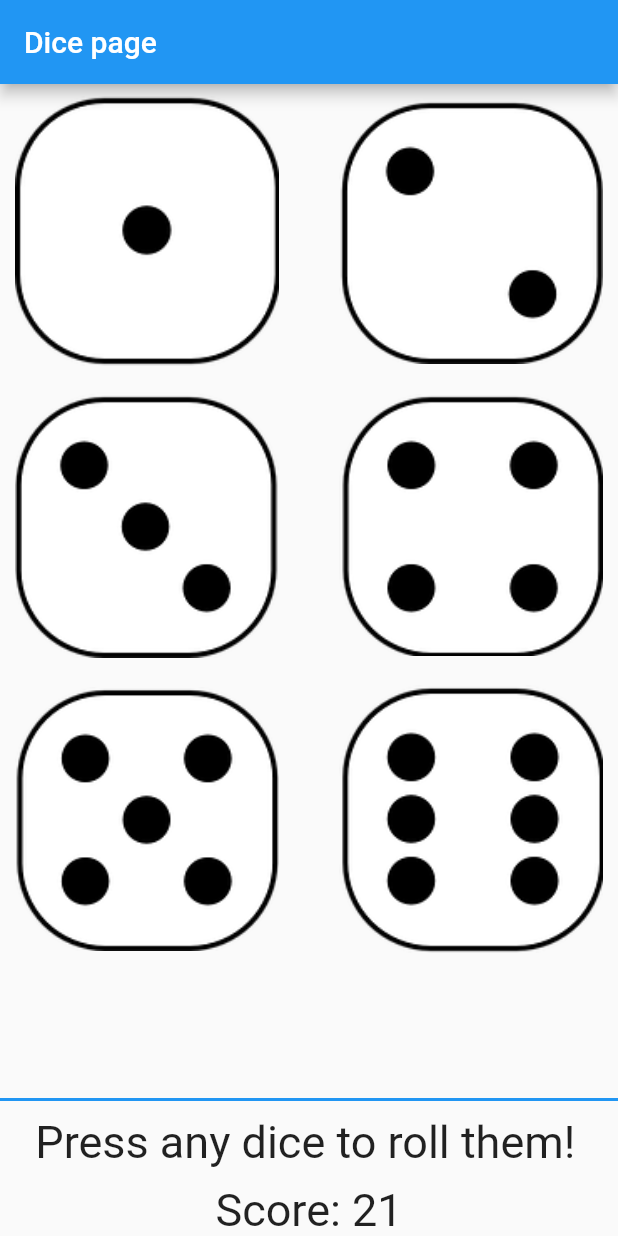
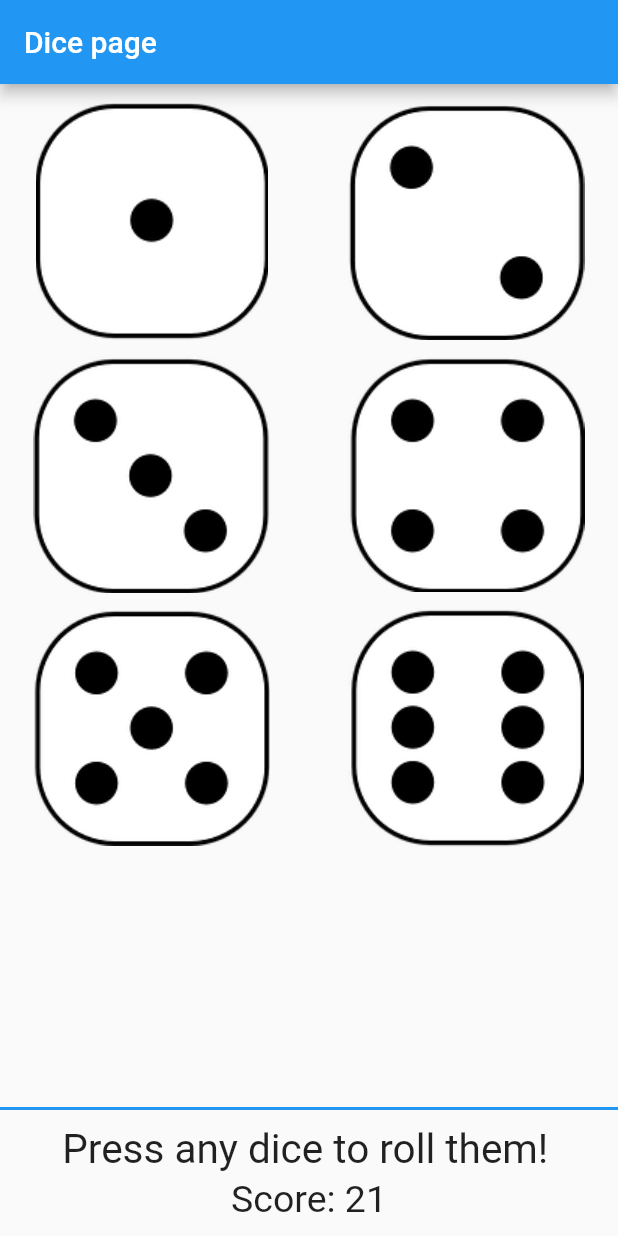
Before and after one commit to LeonardoMolleker/DiceRoller, a Flutter app: the screen it shows after launch, on a phone screen of 412 x 824 dp. Run offline on Flutter 3.47's test engine with Material 2 defaults, Android fonts, the phone set to English and light mode, and no system bars.

Commit message:
Deleted dice class, changed aspect ratios of dices images. Fix update: made paths relatives, added constants and removed unnecesary logi.

```diff
--- a/lib/classes/dice.dart
+++ /dev/null
@@ -1,16 +0,0 @@
-import 'package:flutter/cupertino.dart';
-
-class Dice{
-  static final String _path = "lib/assets/face";
-  static final String _ext = ".png";
-
-  static Widget getFace(int diceValue){
-    return Container(
-      padding: EdgeInsets.only(left: 10.0, right: 10.0),
-      child: Image.asset(
-        _path + diceValue.toString() + _ext,
-        scale: 0.8,
-      ),
-    );
-  }
-}
--- /dev/null
+++ b/lib/const/constants.dart
@@ -0,0 +1,11 @@
+abstract class Constants {
+  static double gridViewPaddingTop = 7.0;
+  static double aspectRatio = 1.2;
+  static int gridViewCrossAxisCount = 2;
+  static double borderSideWidth = 2.0;
+  static double containerHeight = 45.0;
+  static double containerPaddingRight = 5.0;
+  static double containerPadding = 10.0;
+  static double scoreTextFontSize = 25.0;
+  static double indicatorTextFontSize = 27.0;
+}
--- a/lib/main.dart
+++ b/lib/main.dart
@@ -1,4 +1,4 @@
-import 'package:dice_roller/src/pages/dice_page.dart';
+import 'src/pages/dice_page.dart';
 import 'package:flutter/material.dart';
 
 void main() {
--- a/lib/src/pages/dice_page.dart
+++ b/lib/src/pages/dice_page.dart
@@ -1,59 +1,78 @@
-import 'package:dice_roller/classes/dice.dart';
+import '../../const/constants.dart';
 import 'package:flutter/cupertino.dart';
 import "package:flutter/material.dart";
 import 'package:flutter/rendering.dart';
 
-class DicePage extends StatelessWidget{
+class DicePage extends StatelessWidget {
   final diceQuantity = 6;
+  final String path = "lib/assets/face";
+  final String ext = ".png";
+
   @override
   Widget build(BuildContext context) {
     return Scaffold(
       appBar: AppBar(
-        title: Text("Dice page"),
+        title: Text(
+          "Dice page",
+        ),
       ),
       body: GridView.count(
-        crossAxisCount: 2,
-        mainAxisSpacing: 0.0,
-        crossAxisSpacing: 20.0,
-        children: getDices(diceQuantity),
+        padding: EdgeInsets.only(
+          top: Constants.gridViewPaddingTop,
+        ),
+        childAspectRatio: Constants.aspectRatio,
+        crossAxisCount: Constants.gridViewCrossAxisCount,
+        crossAxisSpacing: Constants.gridViewPaddingTop,
+        children: List.generate(diceQuantity, (index) {
+          return Container(
+            padding: EdgeInsets.only(
+              left: Constants.containerPadding,
+              right: Constants.containerPadding,
+            ),
+            child: Image.asset(
+              path + (++index).toString() + ext,
+            ),
+          );
+        }),
       ),
       bottomNavigationBar: Container(
         decoration: BoxDecoration(
-          border: Border(
-            top: BorderSide(width: 2.0, color: Colors.blue)
-          )
-        ),
+            border: Border(
+                top: BorderSide(
+          width: Constants.borderSideWidth,
+          color: Colors.blue,
+        ))),
         child: Column(
-          //mainAxisAlignment: MainAxisAlignment.end,
           mainAxisSize: MainAxisSize.min,
           children: [
             Container(
-              height: 55.0,
-              padding: EdgeInsets.only(right: 5.0, top: 10.0),
+              height: Constants.containerHeight,
+              padding: EdgeInsets.only(
+                right: Constants.containerPaddingRight,
+                top: Constants.containerPadding,
+              ),
               child: Text(
                 "Press any dice to roll them!",
-                style: TextStyle(fontSize: 30.0),
+                style: TextStyle(
+                  fontSize: Constants.indicatorTextFontSize,
+                ),
                 textAlign: TextAlign.center,
               ),
             ),
-            Text(
-              "Score: 21",
-              style: TextStyle(fontSize: 30.0),
+            Container(
+              padding: EdgeInsets.only(
+                bottom: Constants.containerPadding,
+              ),
+              child: Text(
+                "Score: 21",
+                style: TextStyle(
+                  fontSize: Constants.scoreTextFontSize,
+                ),
+              ),
             )
           ],
         ),
       ),
     );
   }
-
-  getDices(int diceQuantity) {
-    List<Widget> dices = [];
-    for(var i = 1; i<=diceQuantity; i++){
-      dices.add(
-        Dice.getFace(i)
-      );
-    }
-    return dices;
-  }
-
 }
```
